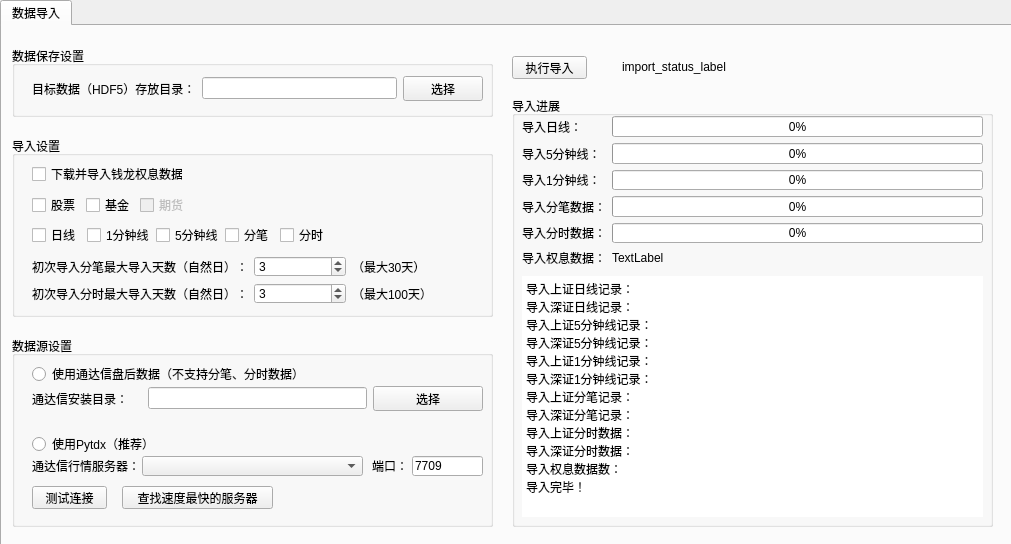
Above: hikyuu_python/tools/maintain/MainWindow.ui from fasiondog/hikyuu before the change. Below: the same form after it.
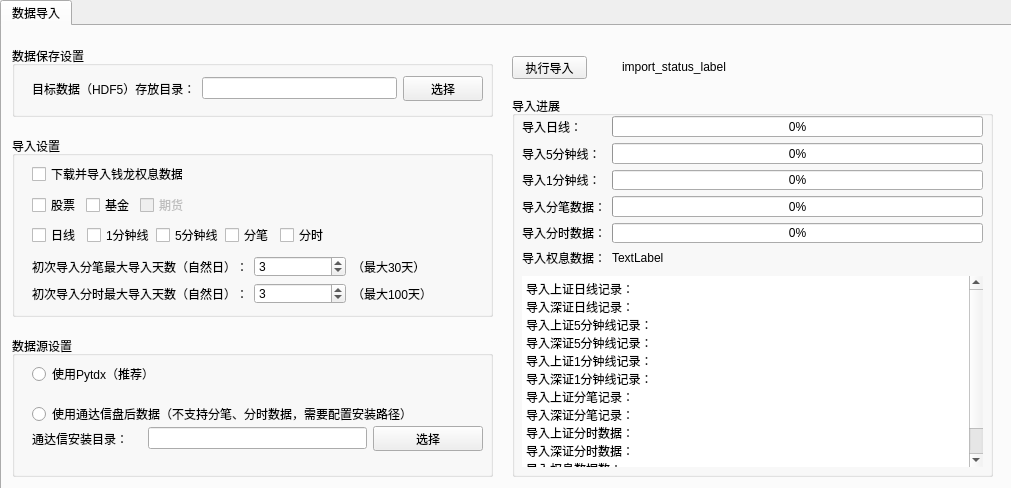
That is the form after the change.

Patch:
```diff
--- a/hikyuu_python/tools/maintain/MainWindow.ui
+++ b/hikyuu_python/tools/maintain/MainWindow.ui
@@ -7,7 +7,7 @@
     <x>0</x>
     <y>0</y>
     <width>1011</width>
-    <height>544</height>
+    <height>488</height>
    </rect>
   </property>
   <property name="windowTitle">
@@ -49,7 +49,7 @@
         <x>10</x>
         <y>310</y>
         <width>481</width>
-        <height>191</height>
+        <height>141</height>
        </rect>
       </property>
       <property name="title">
@@ -59,7 +59,7 @@
        <property name="geometry">
         <rect>
          <x>20</x>
-         <y>50</y>
+         <y>90</y>
          <width>451</width>
          <height>25</height>
         </rect>
@@ -90,88 +90,6 @@
         </item>
        </layout>
       </widget>
-      <widget class="QLabel" name="label_10">
-       <property name="geometry">
-        <rect>
-         <x>20</x>
-         <y>120</y>
-         <width>108</width>
-         <height>20</height>
-        </rect>
-       </property>
-       <property name="sizePolicy">
-        <sizepolicy hsizetype="Minimum" vsizetype="Preferred">
-         <horstretch>0</horstretch>
-         <verstretch>0</verstretch>
-        </sizepolicy>
-       </property>
-       <property name="text">
-        <string>通达信行情服务器：</string>
-       </property>
-      </widget>
-      <widget class="QComboBox" name="tdx_servers_comboBox">
-       <property name="geometry">
-        <rect>
-         <x>130</x>
-         <y>120</y>
-         <width>221</width>
-         <height>20</height>
-        </rect>
-       </property>
-       <property name="sizePolicy">
-        <sizepolicy hsizetype="Expanding" vsizetype="Fixed">
-         <horstretch>0</horstretch>
-         <verstretch>0</verstretch>
-        </sizepolicy>
-       </property>
-      </widget>
-      <widget class="QLabel" name="label_3">
-       <property name="geometry">
-        <rect>
-         <x>360</x>
-         <y>120</y>
-         <width>31</width>
-         <height>20</height>
-        </rect>
-       </property>
-       <property name="sizePolicy">
-        <sizepolicy hsizetype="Minimum" vsizetype="Preferred">
-         <horstretch>0</horstretch>
-         <verstretch>0</verstretch>
-        </sizepolicy>
-       </property>
-       <property name="text">
-        <string>端口：</string>
-       </property>
-      </widget>
-      <widget class="QLineEdit" name="tdx_port_lineEdit">
-       <property name="geometry">
-        <rect>
-         <x>400</x>
-         <y>120</y>
-         <width>71</width>
-         <height>20</height>
-        </rect>
-       </property>
-       <property name="sizePolicy">
-        <sizepolicy hsizetype="Maximum" vsizetype="Fixed">
-         <horstretch>0</horstretch>
-         <verstretch>0</verstretch>
-        </sizepolicy>
-       </property>
-       <property name="minimumSize">
-        <size>
-         <width>10</width>
-         <height>0</height>
-        </size>
-       </property>
-       <property name="text">
-        <string>7709</string>
-       </property>
-       <property name="maxLength">
-        <number>6</number>
-       </property>
-      </widget>
       <widget class="QRadioButton" name="pytdx_radioButton">
        <property name="enabled">
         <bool>true</bool>
@@ -179,7 +97,7 @@
        <property name="geometry">
         <rect>
          <x>20</x>
-         <y>100</y>
+         <y>30</y>
          <width>125</width>
          <height>16</height>
         </rect>
@@ -192,45 +110,13 @@
        <property name="geometry">
         <rect>
          <x>20</x>
-         <y>30</y>
+         <y>70</y>
          <width>481</width>
          <height>16</height>
         </rect>
        </property>
        <property name="text">
-        <string>使用通达信盘后数据（不支持分笔、分时数据）</string>
-       </property>
-      </widget>
-      <widget class="QPushButton" name="ping_tdx_pushButton">
-       <property name="enabled">
-        <bool>true</bool>
-       </property>
-       <property name="geometry">
-        <rect>
-         <x>20</x>
-         <y>150</y>
-         <width>75</width>
-         <height>23</height>
-        </rect>
-       </property>
-       <property name="text">
-        <string>测试连接</string>
-       </property>
-      </widget>
-      <widget class="QPushButton" name="search_tdx_pushButton">
-       <property name="enabled">
-        <bool>true</bool>
-       </property>
-       <property name="geometry">
-        <rect>
-         <x>110</x>
-         <y>150</y>
-         <width>151</width>
-         <height>23</height>
-        </rect>
-       </property>
-       <property name="text">
-        <string>查找速度最快的服务器</string>
+        <string>使用通达信盘后数据（不支持分笔、分时数据，需要配置安装路径）</string>
        </property>
       </widget>
      </widget>
@@ -282,7 +168,7 @@
         <x>510</x>
         <y>70</y>
         <width>481</width>
-        <height>431</height>
+        <height>381</height>
        </rect>
       </property>
       <property name="title">
@@ -390,7 +276,7 @@
          <x>10</x>
          <y>180</y>
          <width>461</width>
-         <height>241</height>
+         <height>191</height>
         </rect>
        </property>
        <property name="frameShape">
```
